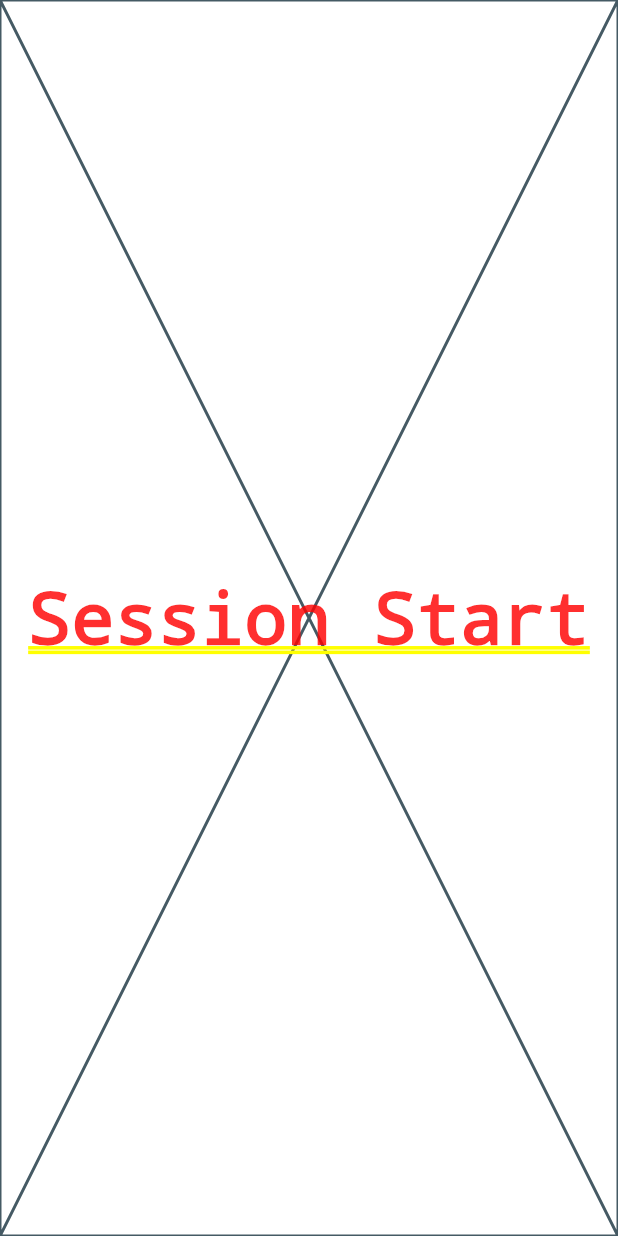
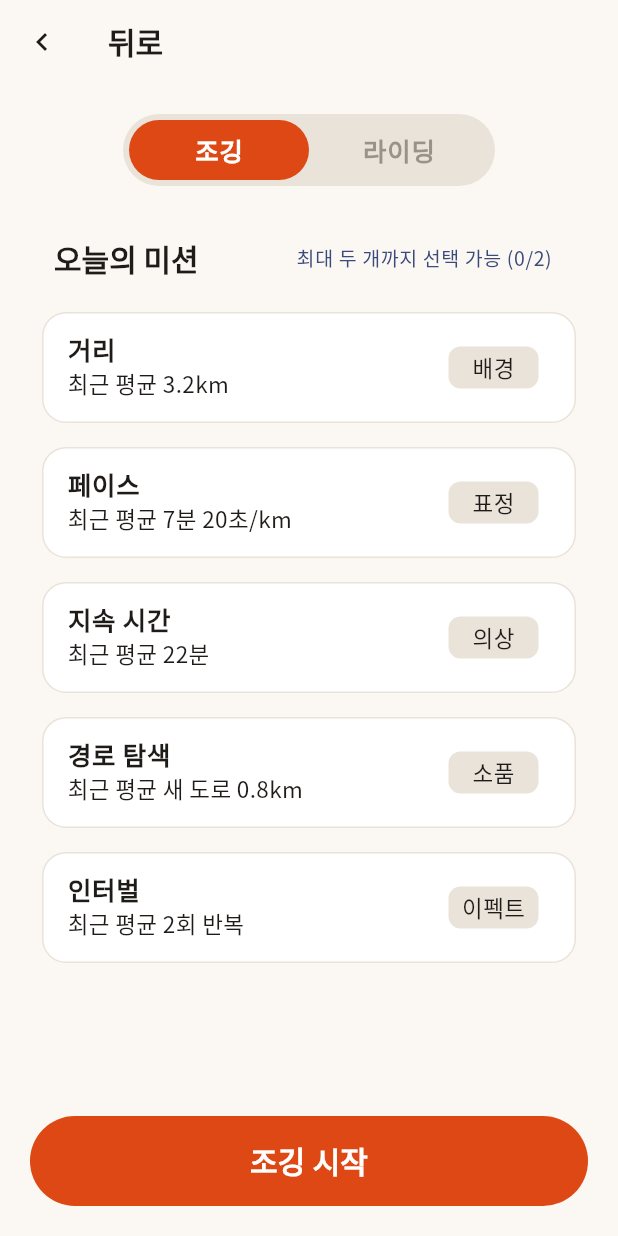
Before and after one commit to neont21/move-sketch, a Flutter app: the HomePage screen opened by its route, after a tap on "세션 시작하기", on a phone screen of 412 x 824 dp. Run offline on Flutter 3.47's test engine with Material 3 defaults, Android fonts, the phone set to English and light mode, and no system bars; drawn by our look-alikes of animated_toggle_switch; our stand-ins replace go_router.

Commit message:
feat: implement view layout in lib/pages/session_start_page.dart #3

```diff
--- /dev/null
+++ b/lib/models/mock_mission.dart
@@ -0,0 +1,11 @@
+class MockMission {
+  String title;
+  String description;
+  String parts;
+
+  MockMission({
+    required this.title,
+    required this.description,
+    required this.parts,
+  });
+}
--- a/lib/pages/session_start_page.dart
+++ b/lib/pages/session_start_page.dart
@@ -1,10 +1,151 @@
 import 'package:flutter/material.dart';
+import 'package:go_router/go_router.dart';
+import 'package:animated_toggle_switch/animated_toggle_switch.dart';
+import '../widgets/mission_card.dart';
+import '../models/mock_mission.dart';
 
-class SessionStartPage extends StatelessWidget {
+class SessionStartPage extends StatefulWidget {
   const SessionStartPage({super.key});
 
   @override
+  State<SessionStartPage> createState() => _SessionStartPageState();
+}
+
+class _SessionStartPageState extends State<SessionStartPage> {
+  bool _isJogging = true;
+
+  final List<MockMission> _joggingMissions = [
+    MockMission(title: '거리', description: '최근 평균 3.2km', parts: '배경'),
+    MockMission(title: '페이스', description: '최근 평균 7분 20초/km', parts: '표정'),
+    MockMission(title: '지속 시간', description: '최근 평균 22분', parts: '의상'),
+    MockMission(title: '경로 탐색', description: '최근 평균 새 도로 0.8km', parts: '소품'),
+    MockMission(title: '인터벌', description: '최근 평균 2회 반복', parts: '이펙트'),
+  ];
+
+  final List<MockMission> _ridingMissions = [
+    MockMission(title: '거리', description: '최근 평균 6.5km', parts: '배경'),
+    MockMission(title: '속도', description: '최근 평균 18km/h', parts: '표정'),
+    MockMission(title: '지속 시간', description: '최근 평균 25분', parts: '의상'),
+    MockMission(title: '경로 탐색', description: '최근 평균 새 도로 1.4km', parts: '소품'),
+    MockMission(title: '스프린트', description: '최근 평균 1.6회 반복', parts: '이펙트'),
+  ];
+
+  late List<MockMission> _currentMissions;
+  final List<int> _selectedIndices = [];
+  void _handleCardTapped(int index) {
+    setState(() {
+      if (_selectedIndices.contains(index)) {
+        _selectedIndices.remove(index);
+      } else {
+        if (_selectedIndices.length >= 2) {
+          _selectedIndices.removeAt(0);
+        }
+        _selectedIndices.add(index);
+      }
+    });
+  }
+
+  @override
+  void initState() {
+    super.initState();
+    _currentMissions = _isJogging ? _joggingMissions : _ridingMissions;
+  }
+
+  @override
   Widget build(BuildContext context) {
-    return const Placeholder(child: Center(child: Text('Session Start')));
+    TextTheme textTheme = Theme.of(context).textTheme;
+    ColorScheme colorScheme = Theme.of(context).colorScheme;
+
+    return Scaffold(
+      appBar: AppBar(
+        leading: IconButton(
+          onPressed: () {
+            context.go('/home');
+          },
+          icon: Icon(Icons.chevron_left, color: colorScheme.tertiary),
+        ),
+        title: Text('뒤로'),
+      ),
+      body: Padding(
+        padding: const EdgeInsets.all(20),
+        child: Center(
+          child: Column(
+            spacing: 20,
+            children: [
+              AnimatedToggleSwitch<bool>.size(
+                current: _isJogging,
+                values: const [true, false],
+                onChanged: (val) {
+                  setState(() {
+                    _isJogging = val;
+                    _currentMissions = _isJogging
+                        ? _joggingMissions
+                        : _ridingMissions;
+                  });
+                },
+                selectedIconScale: 1.0,
+                height: 48,
+                indicatorSize: const Size(120, 40),
+                style: ToggleStyle(
+                  backgroundColor: colorScheme.outline,
+                  borderColor: colorScheme.outline,
+                  indicatorColor: colorScheme.primary,
+                  borderRadius: BorderRadius.circular(80),
+                ),
+                borderWidth: 4,
+                iconBuilder: (value) {
+                  final text = value ? '조깅' : '라이딩';
+                  return Center(
+                    child: Text(
+                      text,
+                      style: textTheme.bodyLarge?.copyWith(
+                        color: (value == _isJogging)
+                            ? colorScheme.onPrimary
+                            : colorScheme.tertiaryFixed,
+                      ),
+                    ),
+                  );
+                },
+              ),
+              Expanded(
+                child: ListView.builder(
+                  itemCount: _currentMissions.length + 1,
+                  itemBuilder: (context, index) {
+                    if (index == 0) {
+                      return ListTile(
+                        title: Text('오늘의 미션', style: textTheme.headlineSmall),
+                        trailing: Text(
+                          '최대 두 개까지 선택 가능 (${_selectedIndices.length}/2)',
+                          style: textTheme.bodySmall,
+                        ),
+                      );
+                    }
+                    final mission = _currentMissions[index - 1];
+                    final bool isSelected = _selectedIndices.contains(
+                      index - 1,
+                    );
+                    return MissionCard(
+                      mission: mission,
+                      isSelected: isSelected,
+                      onTap: () => _handleCardTapped(index - 1),
+                    );
+                  },
+                ),
+              ),
+              SizedBox(
+                width: double.infinity,
+                height: 60,
+                child: ElevatedButton(
+                  onPressed: () {
+                    context.go('/session-tracking');
+                  },
+                  child: Text(_isJogging ? '조깅 시작' : '라이딩 시작'),
+                ),
+              ),
+            ],
+          ),
+        ),
+      ),
+    );
   }
 }
--- a/lib/theme.dart
+++ b/lib/theme.dart
@@ -136,10 +136,11 @@ class MoveSketchTheme {
         scrolledUnderElevation: 0,
         foregroundColor: brand500,
         titleTextStyle: TextStyle(
-          fontSize: 17,
+          fontSize: 20,
           fontWeight: FontWeight.w700,
-          color: brand500,
+          color: ink,
         ),
+        centerTitle: false,
       ),
       focusColor: brand400.withValues(alpha: 0.12),
       elevatedButtonTheme: ElevatedButtonThemeData(
--- /dev/null
+++ b/lib/widgets/mission_card.dart
@@ -0,0 +1,48 @@
+import 'package:flutter/material.dart';
+import '../models/mock_mission.dart';
+
+class MissionCard extends StatelessWidget {
+  final MockMission _mission;
+  final bool _isSelected;
+  final VoidCallback _onTap;
+  const MissionCard({
+    super.key,
+    required this._mission,
+    required this._isSelected,
+    required this._onTap,
+  });
+
+  @override
+  Widget build(BuildContext context) {
+    TextTheme textTheme = Theme.of(context).textTheme;
+    ColorScheme colorScheme = Theme.of(context).colorScheme;
+
+    return Padding(
+      padding: const EdgeInsets.all(8.0),
+      child: ListTile(
+        title: Text(_mission.title, style: textTheme.bodyLarge),
+        subtitle: Text(_mission.description, style: textTheme.bodyMedium),
+        trailing: Container(
+          decoration: BoxDecoration(
+            borderRadius: BorderRadius.circular(8),
+            color: colorScheme.outline,
+          ),
+          width: 60,
+          height: 28,
+          child: Center(
+            child: Text(_mission.parts, style: textTheme.bodyMedium),
+          ),
+        ),
+        shape: RoundedRectangleBorder(
+          borderRadius: BorderRadius.circular(16),
+          side: BorderSide(color: colorScheme.outline),
+        ),
+        tileColor: Colors.white,
+        selected: _isSelected,
+        selectedTileColor: colorScheme.primary,
+        selectedColor: colorScheme.onPrimary,
+        onTap: _onTap,
+      ),
+    );
+  }
+}
--- a/lib/widgets/weekly_indicator.dart
+++ b/lib/widgets/weekly_indicator.dart
@@ -1,20 +1,20 @@
 import 'package:flutter/material.dart';
 
 class WeeklyIndicator extends StatelessWidget {
-  List<bool> isDone = List.filled(7, false);
+  final List<bool> _isDone;
 
-  WeeklyIndicator({super.key, required this.isDone});
+  const WeeklyIndicator({super.key, required this._isDone});
 
   List<Container> generateIndicator(ColorScheme colorScheme) {
     List<Container> indicator = [];
     for (var i = 0; i < 7; i++) {
       indicator.add(
         Container(
-          height: isDone[i] ? 20 : 10,
+          height: _isDone[i] ? 20 : 10,
           width: 8,
           decoration: BoxDecoration(
             borderRadius: BorderRadius.circular(8),
-            color: isDone[i] ? colorScheme.primary : colorScheme.outlineVariant,
+            color: _isDone[i] ? colorScheme.primary : colorScheme.outlineVariant,
           ),
         ),
       );
--- a/pubspec.yaml
+++ b/pubspec.yaml
@@ -36,6 +36,7 @@ dependencies:
   cupertino_icons: ^1.0.8
   go_router: ^18.0.1
   intl: ^0.20.2
+  animated_toggle_switch: ^0.8.7
 
 dev_dependencies:
   flutter_test:
```
Also changed, not shown: pubspec.lock.
